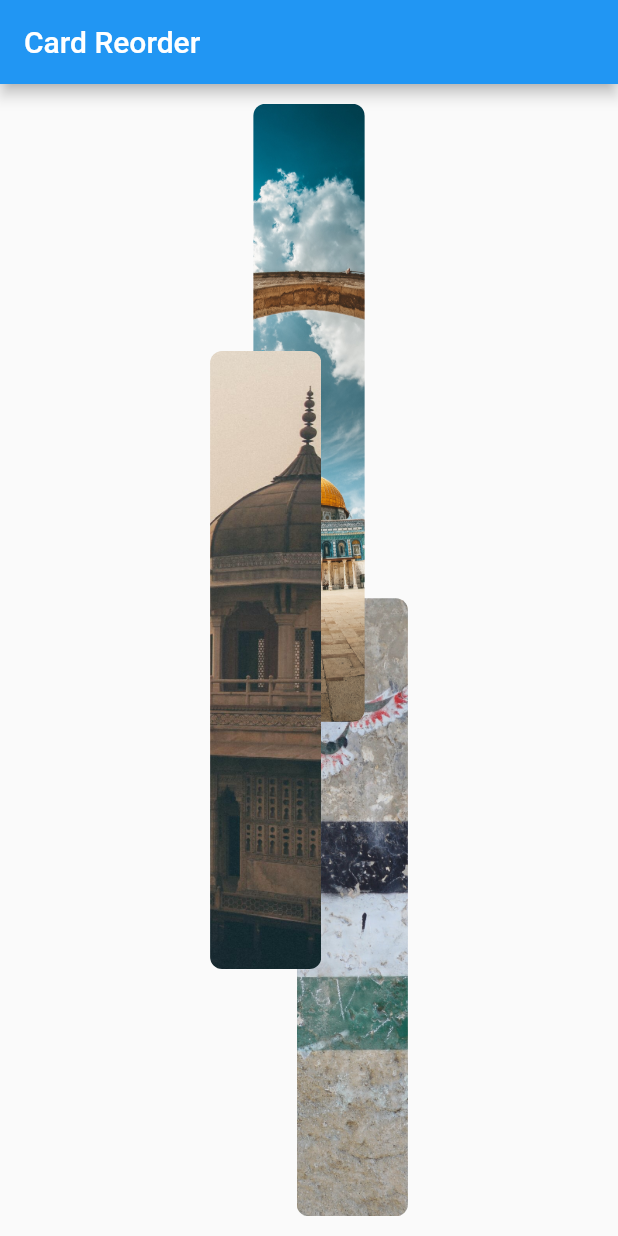
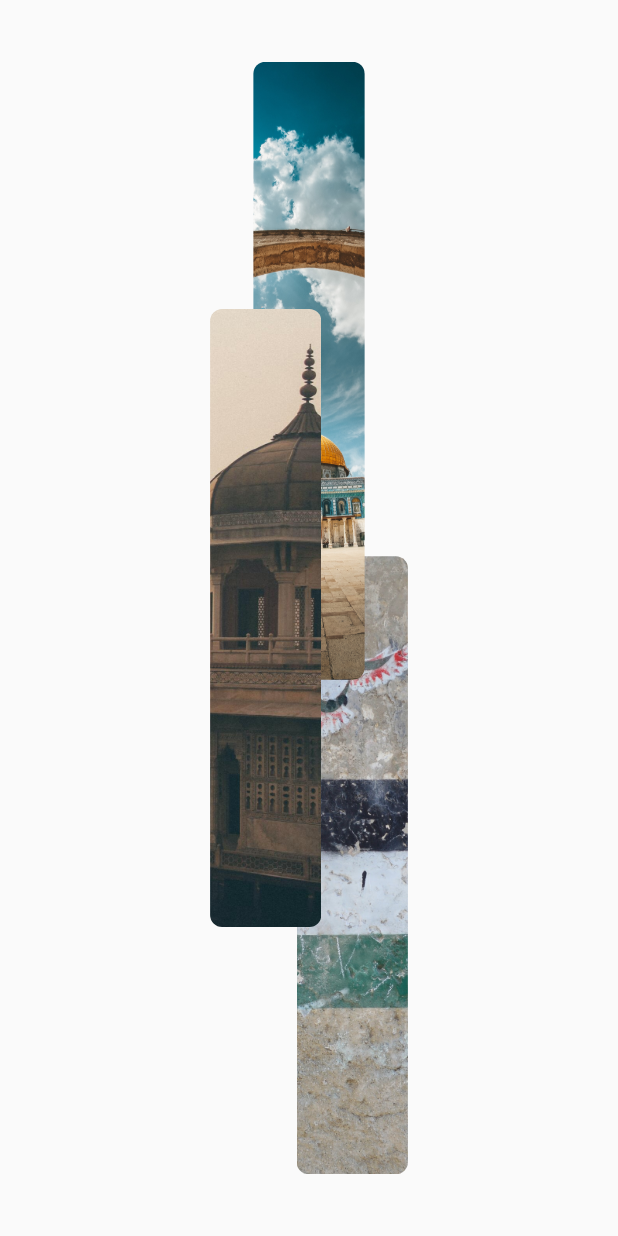
Before and after one commit to blackshadowsoftwareltd/Card-ReOrder, a Flutter app: the screen it shows after launch, on a phone screen of 412 x 824 dp. Run offline on Flutter 3.47's test engine with Material 2 defaults, Android fonts, the light colour scheme and no system bars; our stand-ins replace flutter_riverpod.

Commit message:
screen shot

```diff
--- a/lib/home.dart
+++ b/lib/home.dart
@@ -12,7 +12,7 @@ class HomeScreen extends ConsumerWidget {
     final size = MediaQuery.of(context).size;
     final cards = ref.watch(cardsProvider);
     return Scaffold(
-      appBar: AppBar(title: const Text('Card Reorder')),
+      // appBar: AppBar(title: const Text('Card Reorder')),
       body: Center(
         child: SizedBox(
             width: size.width * .32,
```
Also changed, not shown: assets/Screenshot-1.png (added), 2 other files.
